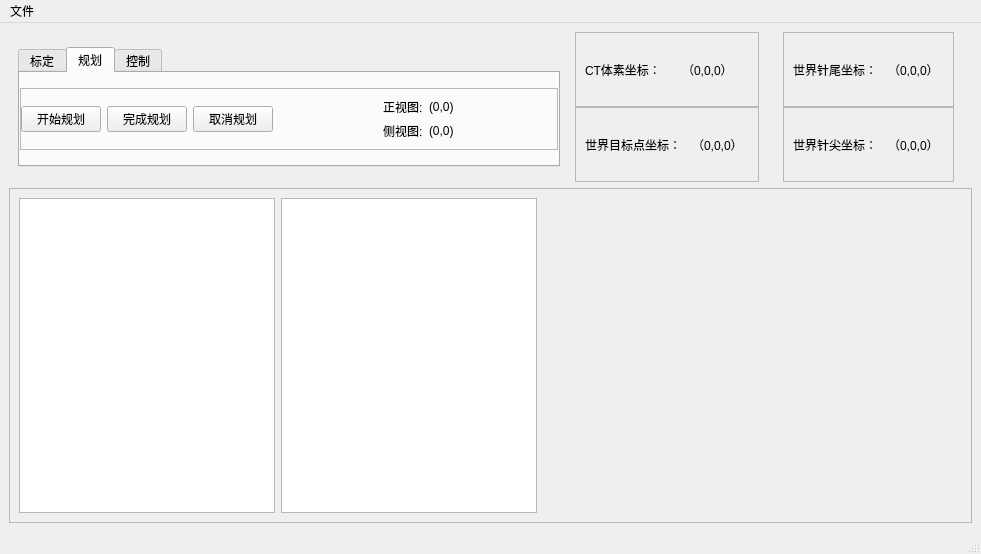
Qt form ui/nav_2dv2.ui (boaoyan/OSND2DV2_boao) before a commit.
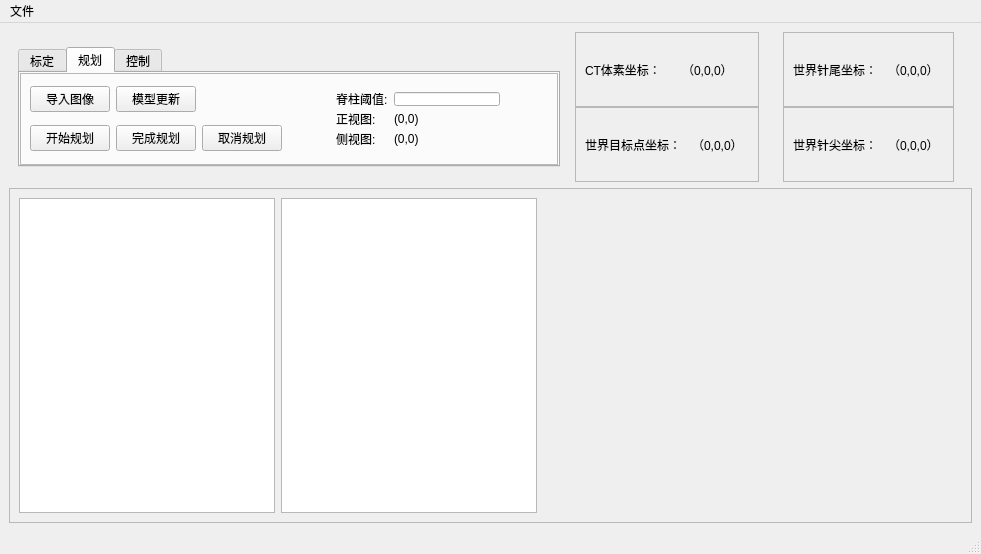
The same form after that commit. The open tabs and pages were chosen to show the change.

What changed in the file:
```diff
--- a/ui/nav_2dv2.ui
+++ b/ui/nav_2dv2.ui
@@ -14,8 +14,8 @@
    <string>MainWindow</string>
   </property>
   <widget class="QWidget" name="centralwidget">
-   <layout class="QVBoxLayout" name="verticalLayout_3">
-    <item>
+   <layout class="QGridLayout" name="gridLayout">
+    <item row="0" column="0">
      <widget class="QWidget" name="widget_3" native="true">
       <property name="sizePolicy">
        <sizepolicy hsizetype="Preferred" vsizetype="Preferred">
@@ -92,88 +92,65 @@
              <property name="frameShadow">
               <enum>QFrame::Raised</enum>
              </property>
-             <layout class="QHBoxLayout" name="horizontalLayout">
-              <property name="leftMargin">
-               <number>0</number>
-              </property>
-              <property name="topMargin">
-               <number>0</number>
-              </property>
-              <property name="rightMargin">
-               <number>0</number>
-              </property>
-              <property name="bottomMargin">
-               <number>0</number>
-              </property>
-              <item>
-               <widget class="QPushButton" name="start_gui_btn">
-                <property name="text">
-                 <string>开始规划</string>
-                </property>
-               </widget>
-              </item>
-              <item>
-               <widget class="QPushButton" name="finish_gui_btn">
-                <property name="text">
-                 <string>完成规划</string>
-                </property>
-               </widget>
-              </item>
-              <item>
-               <widget class="QPushButton" name="cancel_gui_btn">
-                <property name="text">
-                 <string>取消规划</string>
-                </property>
-               </widget>
-              </item>
-              <item>
-               <spacer name="horizontalSpacer_3">
-                <property name="orientation">
-                 <enum>Qt::Horizontal</enum>
-                </property>
-                <property name="sizeHint" stdset="0">
-                 <size>
-                  <width>40</width>
-                  <height>20</height>
-                 </size>
-                </property>
-               </spacer>
-              </item>
-              <item>
+             <layout class="QGridLayout" name="gridLayout_2">
+              <item row="0" column="4" rowspan="2">
                <widget class="QWidget" name="widget" native="true">
-                <layout class="QGridLayout" name="gridLayout">
-                 <item row="1" column="0">
-                  <widget class="QLabel" name="label_3">
-                   <property name="text">
-                    <string>侧视图:</string>
-                   </property>
-                  </widget>
-                 </item>
-                 <item row="1" column="1">
-                  <widget class="QLabel" name="side_uv_label">
-                   <property name="text">
-                    <string>(0,0)</string>
-                   </property>
-                  </widget>
-                 </item>
+                <layout class="QFormLayout" name="formLayout">
                  <item row="0" column="0">
+                  <widget class="QLabel" name="label">
+                   <property name="text">
+                    <string>脊柱阈值:</string>
+                   </property>
+                  </widget>
+                 </item>
+                 <item row="0" column="1">
+                  <widget class="QLineEdit" name="spine_threshold"/>
+                 </item>
+                 <item row="1" column="0">
                   <widget class="QLabel" name="label_2">
                    <property name="text">
                     <string>正视图:</string>
                    </property>
                   </widget>
                  </item>
-                 <item row="0" column="1">
+                 <item row="1" column="1">
                   <widget class="QLabel" name="front_uv_label">
                    <property name="text">
                     <string>(0,0)</string>
                    </property>
                   </widget>
                  </item>
+                 <item row="2" column="0">
+                  <widget class="QLabel" name="label_3">
+                   <property name="text">
+                    <string>侧视图:</string>
+                   </property>
+                  </widget>
+                 </item>
+                 <item row="2" column="1">
+                  <widget class="QLabel" name="side_uv_label">
+                   <property name="text">
+                    <string>(0,0)</string>
+                   </property>
+                  </widget>
+                 </item>
                 </layout>
                </widget>
               </item>
-              <item>
+              <item row="0" column="5" rowspan="2">
+               <spacer name="horizontalSpacer_3">
+                <property name="orientation">
+                 <enum>Qt::Horizontal</enum>
+                </property>
+                <property name="sizeHint" stdset="0">
+                 <size>
+                  <width>40</width>
+                  <height>20</height>
+                 </size>
+                </property>
+               </spacer>
+              </item>
+              <item row="0" column="3" rowspan="2">
                <spacer name="horizontalSpacer_4">
                 <property name="orientation">
                  <enum>Qt::Horizontal</enum>
@@ -186,6 +163,41 @@
                 </property>
                </spacer>
               </item>
+              <item row="0" column="0">
+               <widget class="QPushButton" name="import_img_btn">
+                <property name="text">
+                 <string>导入图像</string>
+                </property>
+               </widget>
+              </item>
+              <item row="1" column="2">
+               <widget class="QPushButton" name="cancel_gui_btn">
+                <property name="text">
+                 <string>取消规划</string>
+                </property>
+               </widget>
+              </item>
+              <item row="1" column="0">
+               <widget class="QPushButton" name="start_gui_btn">
+                <property name="text">
+                 <string>开始规划</string>
+                </property>
+               </widget>
+              </item>
+              <item row="1" column="1">
+               <widget class="QPushButton" name="finish_gui_btn">
+                <property name="text">
+                 <string>完成规划</string>
+                </property>
+               </widget>
+              </item>
+              <item row="0" column="1">
+               <widget class="QPushButton" name="update_voxel_model_btn">
+                <property name="text">
+                 <string>模型更新</string>
+                </property>
+               </widget>
+              </item>
              </layout>
             </widget>
            </item>
```
Left out of the diff: 4 changed lines with no effect on the pictures.
